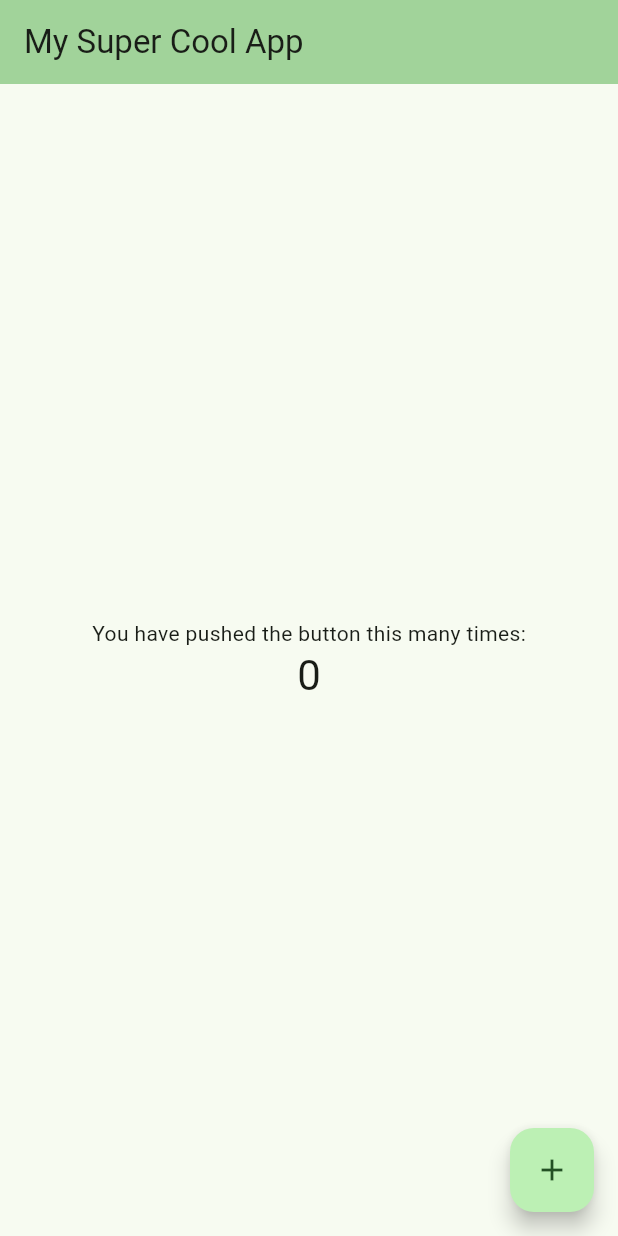
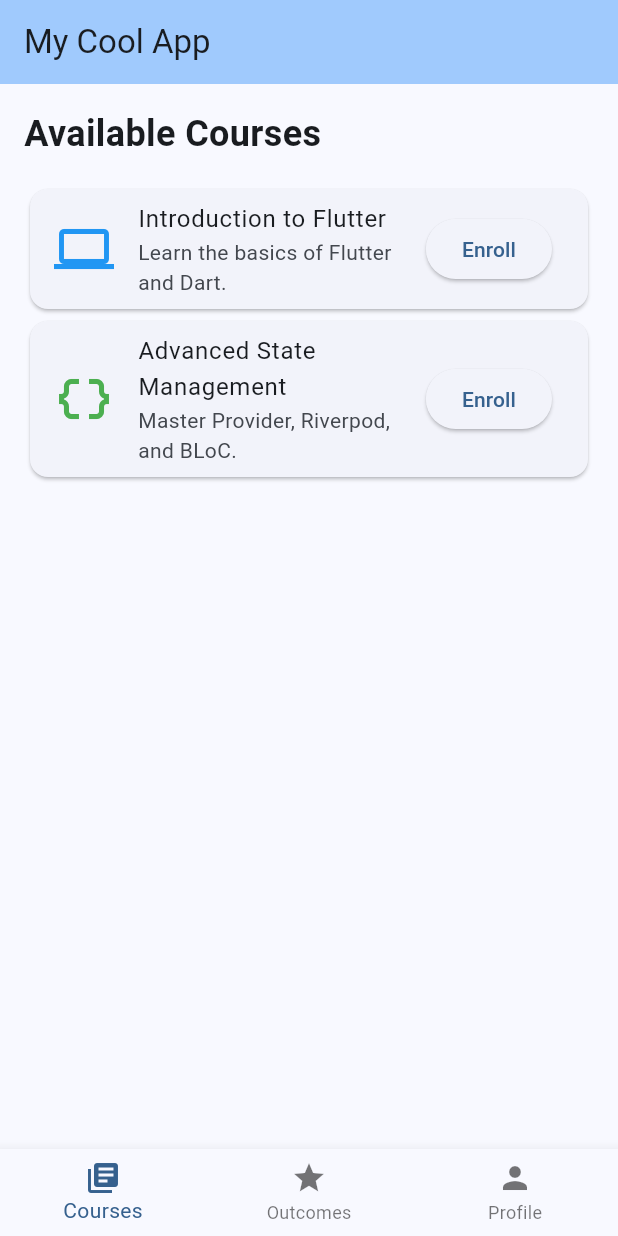
Before and after one commit to Pmacdon15/my_cool_app, a Flutter app: the screen it shows after launch, on a phone screen of 412 x 824 dp. Run offline on Flutter 3.47's test engine with Material 3 defaults, Android fonts, the light colour scheme and no system bars.

Commit message:
basic layout

```diff
--- a/lib/main.dart
+++ b/lib/main.dart
@@ -1,4 +1,7 @@
 import 'package:flutter/material.dart';
+import 'pages/courses_page.dart';
+import 'pages/outcomes_page.dart';
+import 'pages/user_profile_page.dart';
 
 void main() {
   runApp(const MyApp());
@@ -7,116 +10,69 @@ void main() {
 class MyApp extends StatelessWidget {
   const MyApp({super.key});
 
-  // This widget is the root of your application.
   @override
   Widget build(BuildContext context) {
     return MaterialApp(
-      title: 'Flutter Demo',
+      title: 'Navigation App',
       theme: ThemeData(
-        // This is the theme of your application.
-        //
-        // TRY THIS: Try running your application with "flutter run". You'll see
-        // the application has a purple toolbar. Then, without quitting the app,
-        // try changing the seedColor in the colorScheme below to Colors.green
-        // and then invoke "hot reload" (save your changes or press the "hot
-        // reload" button in a Flutter-supported IDE, or press "r" if you used
-        // the command line to start the app).
-        //
-        // Notice that the counter didn't reset back to zero; the application
-        // state is not lost during the reload. To reset the state, use hot
-        // restart instead.
-        //
-        // This works for code too, not just values: Most code changes can be
-        // tested with just a hot reload.
-        colorScheme: .fromSeed(seedColor: Colors.green),
+        colorScheme: ColorScheme.fromSeed(seedColor: Colors.blue),
+        useMaterial3: true,
       ),
-      home: const MyHomePage(title: 'My Super Cool App'),
+      home: const MainNavigationPage(),
     );
   }
 }
 
-class MyHomePage extends StatefulWidget {
-  const MyHomePage({super.key, required this.title});
-
-  // This widget is the home page of your application. It is stateful, meaning
-  // that it has a State object (defined below) that contains fields that affect
-  // how it looks.
-
-  // This class is the configuration for the state. It holds the values (in this
-  // case the title) provided by the parent (in this case the App widget) and
-  // used by the build method of the State. Fields in a Widget subclass are
-  // always marked "final".
-
-  final String title;
+class MainNavigationPage extends StatefulWidget {
+  const MainNavigationPage({super.key});
 
   @override
-  State<MyHomePage> createState() => _MyHomePageState();
+  State<MainNavigationPage> createState() => _MainNavigationPageState();
 }
 
-class _MyHomePageState extends State<MyHomePage> {
-  int _counter = 0;
+class _MainNavigationPageState extends State<MainNavigationPage> {
+  int _selectedIndex = 0;
 
-  void _incrementCounter() {
+  static const List<Widget> _pages = <Widget>[
+    CoursesPage(),
+    OutcomesPage(),
+    UserProfilePage(),
+  ];
+
+  void _onItemTapped(int index) {
     setState(() {
-      // This call to setState tells the Flutter framework that something has
-      // changed in this State, which causes it to rerun the build method below
-      // so that the display can reflect the updated values. If we changed
-      // _counter without calling setState(), then the build method would not be
-      // called again, and so nothing would appear to happen.
-      _counter++;
+      _selectedIndex = index;
     });
   }
 
   @override
   Widget build(BuildContext context) {
-    // This method is rerun every time setState is called, for instance as done
-    // by the _incrementCounter method above.
-    //
-    // The Flutter framework has been optimized to make rerunning build methods
-    // fast, so that you can just rebuild anything that needs updating rather
-    // than having to individually change instances of widgets.
     return Scaffold(
       appBar: AppBar(
-        // TRY THIS: Try changing the color here to a specific color (to
-        // Colors.amber, perhaps?) and trigger a hot reload to see the AppBar
-        // change color while the other colors stay the same.
+        title: const Text('My Cool App'),
         backgroundColor: Theme.of(context).colorScheme.inversePrimary,
-        // Here we take the value from the MyHomePage object that was created by
-        // the App.build method, and use it to set our appbar title.
-        title: Text(widget.title),
       ),
       body: Center(
-        // Center is a layout widget. It takes a single child and positions it
-        // in the middle of the parent.
-        child: Column(
-          // Column is also a layout widget. It takes a list of children and
-          // arranges them vertically. By default, it sizes itself to fit its
-          // children horizontally, and tries to be as tall as its parent.
-          //
-          // Column has various properties to control how it sizes itself and
-          // how it positions its children. Here we use mainAxisAlignment to
-          // center the children vertically; the main axis here is the vertical
-          // axis because Columns are vertical (the cross axis would be
-          // horizontal).
-          //
-          // TRY THIS: Invoke "debug painting" (choose the "Toggle Debug Paint"
-          // action in the IDE, or press "p" in the console), to see the
-          // wireframe for each widget.
-          mainAxisAlignment: .center,
-          children: [
-            // const Text('You have pushed the button this many times:'),
-            const Text('You have pushed the button this many times:'),
-            Text(
-              '$_counter',
-              style: Theme.of(context).textTheme.headlineMedium,
-            ),
-          ],
-        ),
+        child: _pages.elementAt(_selectedIndex),
       ),
-      floatingActionButton: FloatingActionButton(
-        onPressed: _incrementCounter,
-        tooltip: 'Increment',
-        child: const Icon(Icons.add),
+      bottomNavigationBar: BottomNavigationBar(
+        items: const <BottomNavigationBarItem>[
+          BottomNavigationBarItem(
+            icon: Icon(Icons.library_books),
+            label: 'Courses',
+          ),
+          BottomNavigationBarItem(
+            icon: Icon(Icons.star),
+            label: 'Outcomes',
+          ),
+          BottomNavigationBarItem(
+            icon: Icon(Icons.person),
+            label: 'Profile',
+          ),
+        ],
+        currentIndex: _selectedIndex,
+        selectedItemColor: Theme.of(context).colorScheme.primary,
+        onTap: _onItemTapped,
       ),
     );
   }
--- /dev/null
+++ b/lib/pages/courses_page.dart
@@ -0,0 +1,41 @@
+import 'package:flutter/material.dart';
+
+class CoursesPage extends StatelessWidget {
+  const CoursesPage({super.key});
+
+  @override
+  Widget build(BuildContext context) {
+    return ListView(
+      padding: const EdgeInsets.all(16.0),
+      children: [
+        const Text(
+          'Available Courses',
+          style: TextStyle(fontSize: 24, fontWeight: FontWeight.bold),
+        ),
+        const SizedBox(height: 16),
+        Card(
+          child: ListTile(
+            leading: const Icon(Icons.computer, size: 40, color: Colors.blue),
+            title: const Text('Introduction to Flutter'),
+            subtitle: const Text('Learn the basics of Flutter and Dart.'),
+            trailing: ElevatedButton(
+              onPressed: () {},
+              child: const Text('Enroll'),
+            ),
+          ),
+        ),
+        Card(
+          child: ListTile(
+            leading: const Icon(Icons.data_object, size: 40, color: Colors.green),
+            title: const Text('Advanced State Management'),
+            subtitle: const Text('Master Provider, Riverpod, and BLoC.'),
+            trailing: ElevatedButton(
+              onPressed: () {},
+              child: const Text('Enroll'),
+            ),
+          ),
+        ),
+      ],
+    );
+  }
+}
```
Also changed, not shown: lib/pages/outcomes_page.dart (added, +64 -0 lines), lib/pages/user_profile_page.dart (added, +45 -0 lines).
